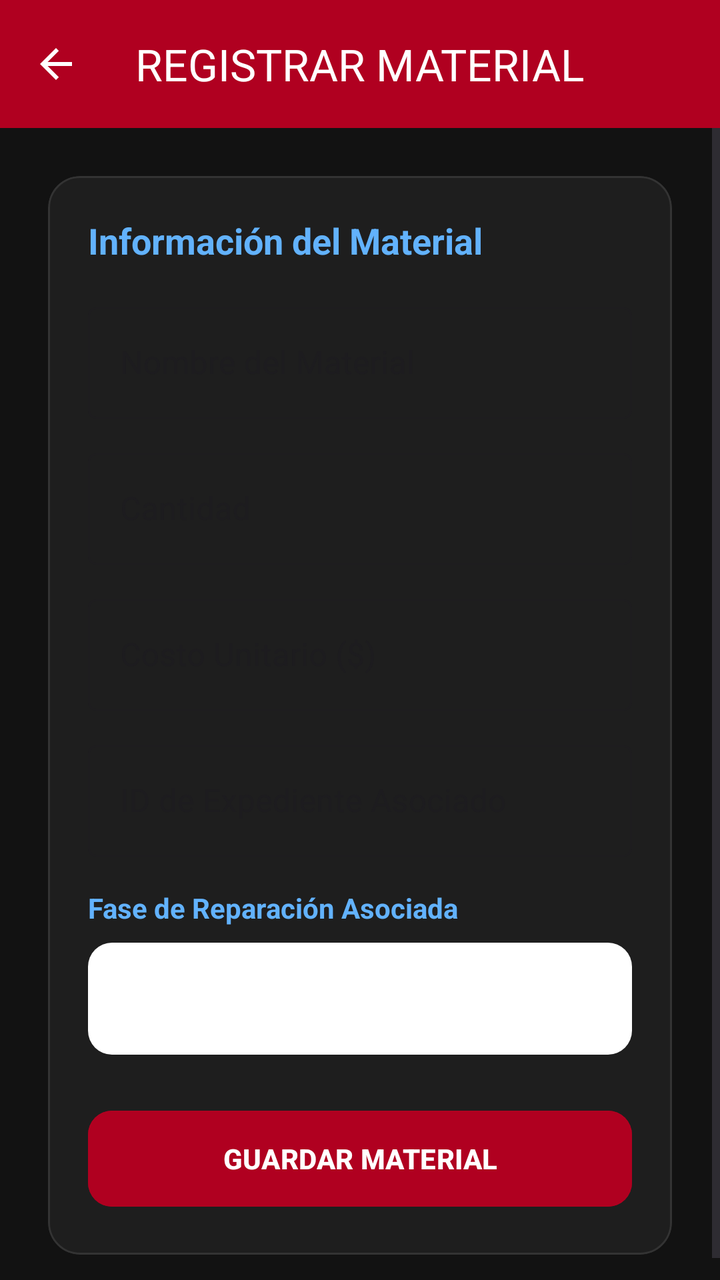
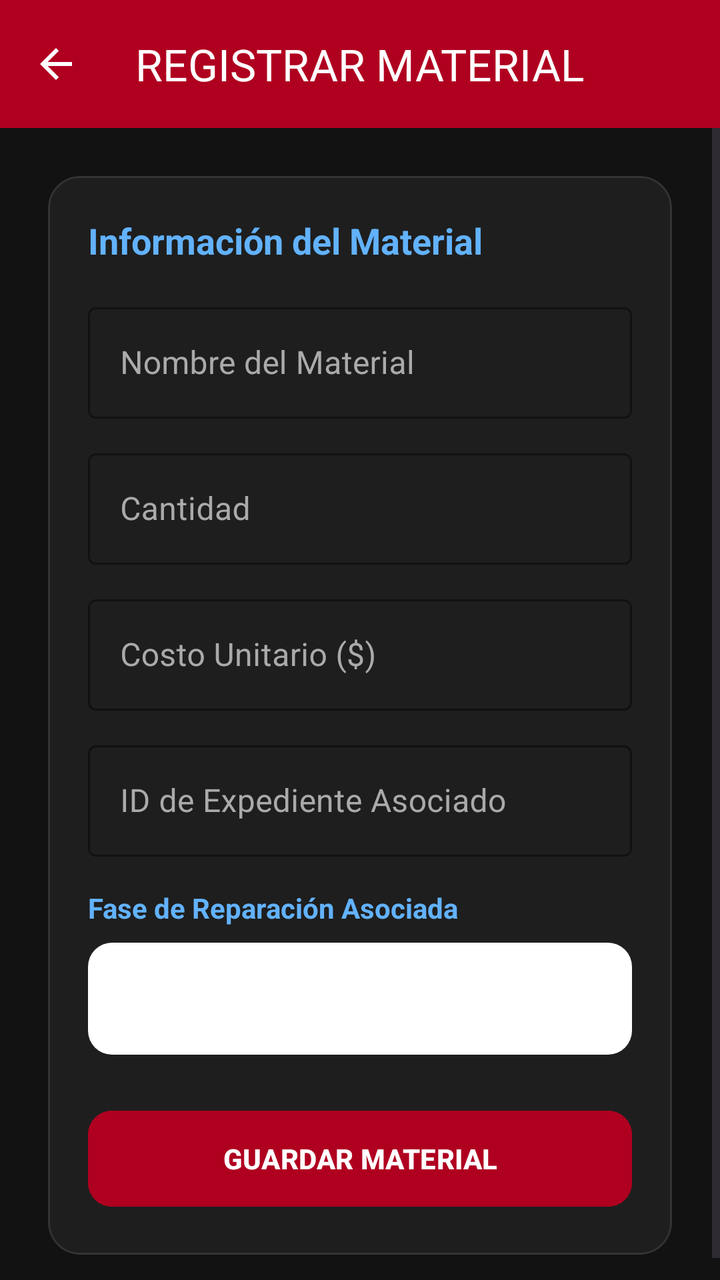

The first picture is an Android layout as it rendered before a commit; the second is the same layout after the commit. The layout source and the unified diff follow.
<!-- AndroidManifest.xml: application theme Theme.Autotechs -->
<!-- res/layout/activity_inventario_crud.xml -->
<?xml version="1.0" encoding="utf-8"?>
<androidx.constraintlayout.widget.ConstraintLayout
    xmlns:android="http://schemas.android.com/apk/res/android"
    xmlns:app="http://schemas.android.com/apk/res-auto"
    android:layout_width="match_parent"
    android:layout_height="match_parent"
    android:background="#121212">

    <com.google.android.material.appbar.AppBarLayout
        android:id="@+id/appBarLayout"
        android:layout_width="match_parent"
        android:layout_height="wrap_content"
        app:layout_constraintTop_toTopOf="parent">

        <com.google.android.material.appbar.MaterialToolbar
            android:id="@+id/topAppBar"
            android:layout_width="match_parent"
            android:layout_height="?attr/actionBarSize"
            android:background="#B00020"
            app:navigationIcon="@drawable/ic_back"
            app:navigationIconTint="@android:color/white"
            app:title="REGISTRAR MATERIAL"
            app:titleCentered="true"
            app:titleTextColor="@android:color/white" />
    </com.google.android.material.appbar.AppBarLayout>

    <ScrollView
        android:layout_width="match_parent"
        android:layout_height="0dp"
        android:fillViewport="true"
        app:layout_constraintTop_toBottomOf="@id/appBarLayout"
        app:layout_constraintBottom_toBottomOf="parent">

        <LinearLayout
            android:layout_width="match_parent"
            android:layout_height="wrap_content"
            android:orientation="vertical"
            android:padding="24dp">

            <com.google.android.material.card.MaterialCardView
                android:layout_width="match_parent"
                android:layout_height="wrap_content"
                app:cardCornerRadius="16dp"
                app:cardBackgroundColor="#1E1E1E"
                app:strokeColor="#333333"
                app:strokeWidth="1dp">

                <LinearLayout
                    android:layout_width="match_parent"
                    android:layout_height="wrap_content"
                    android:orientation="vertical"
                    android:padding="20dp">

                    <TextView
                        android:layout_width="wrap_content"
                        android:layout_height="wrap_content"
                        android:text="Información del Material"
                        android:textColor="#62B2FD"
                        android:textSize="18sp"
                        android:textStyle="bold"
                        android:layout_marginBottom="16dp"/>

                    <com.google.android.material.textfield.TextInputLayout
                        android:layout_width="match_parent"
                        android:layout_height="wrap_content"
                        android:layout_marginBottom="12dp"
                        style="@style/Widget.MaterialComponents.TextInputLayout.OutlinedBox">
                        <com.google.android.material.textfield.TextInputEditText
                            android:id="@+id/etNombre"
                            android:layout_width="match_parent"
                            android:layout_height="wrap_content"
                            android:hint="Nombre del Material"
                            android:textColor="@android:color/white"/>
                    </com.google.android.material.textfield.TextInputLayout>

                    <com.google.android.material.textfield.TextInputLayout
                        android:layout_width="match_parent"
                        android:layout_height="wrap_content"
                        android:layout_marginBottom="12dp"
                        style="@style/Widget.MaterialComponents.TextInputLayout.OutlinedBox">
                        <com.google.android.material.textfield.TextInputEditText
                            android:id="@+id/etCantidad"
                            android:layout_width="match_parent"
                            android:layout_height="wrap_content"
                            android:hint="Cantidad"
                            android:inputType="number"
                            android:textColor="@android:color/white"/>
                    </com.google.android.material.textfield.TextInputLayout>

                    <com.google.android.material.textfield.TextInputLayout
                        android:layout_width="match_parent"
                        android:layout_height="wrap_content"
                        android:layout_marginBottom="12dp"
                        style="@style/Widget.MaterialComponents.TextInputLayout.OutlinedBox">
                        <com.google.android.material.textfield.TextInputEditText
                            android:id="@+id/etCostoUnitario"
                            android:layout_width="match_parent"
                            android:layout_height="wrap_content"
                            android:hint="Costo Unitario ($)"
                            android:inputType="numberDecimal"
                            android:textColor="@android:color/white"/>
                    </com.google.android.material.textfield.TextInputLayout>

                    <com.google.android.material.textfield.TextInputLayout
                        android:layout_width="match_parent"
                        android:layout_height="wrap_content"
                        android:layout_marginBottom="16dp"
                        style="@style/Widget.MaterialComponents.TextInputLayout.OutlinedBox">
                        <com.google.android.material.textfield.TextInputEditText
                            android:id="@+id/etExpedienteId"
                            android:layout_width="match_parent"
                            android:layout_height="wrap_content"
                            android:hint="ID de Expediente Asociado"
                            android:inputType="number"
                            android:textColor="@android:color/white"/>
                    </com.google.android.material.textfield.TextInputLayout>

                    <TextView
                        android:layout_width="wrap_content"
                        android:layout_height="wrap_content"
                        android:text="Fase de Reparación Asociada"
                        android:textColor="#62B2FD"
                        android:textStyle="bold"
                        android:layout_marginBottom="8dp"/>

                    <Spinner
                        android:id="@+id/spFases"
                        android:layout_width="match_parent"
                        android:layout_height="56dp"
                        android:layout_marginBottom="24dp"
                        android:background="@drawable/rounded_input_bg"
                        android:padding="8dp" />

                    <com.google.android.material.button.MaterialButton
                        android:id="@+id/btnGuardar"
                        android:layout_width="match_parent"
                        android:layout_height="56dp"
                        android:backgroundTint="#B00020"
                        android:text="GUARDAR MATERIAL"
                        android:textColor="@android:color/white"
                        android:textStyle="bold"
                        app:cornerRadius="12dp" />

                </LinearLayout>
            </com.google.android.material.card.MaterialCardView>
        </LinearLayout>
    </ScrollView>
</androidx.constraintlayout.widget.ConstraintLayout>
<!-- resources referenced by this layout -->
<resources>
  <!-- drawable ic_back (drawable) -->
  <vector xmlns:android="http://schemas.android.com/apk/res/android" android:autoMirrored="true" android:height="24dp" android:tint="#000000" android:viewportHeight="24" android:viewportWidth="24" android:width="24dp">
        
      <path android:fillColor="@android:color/white" android:pathData="M20,11H7.83l5.59,-5.59L12,4l-8,8 8,8 1.41,-1.41L7.83,13H20v-2z"/>
      
  </vector>
  <!-- drawable rounded_input_bg (drawable) -->
  <?xml version="1.0" encoding="utf-8"?>
  <shape xmlns:android="http://schemas.android.com/apk/res/android">
      <solid android:color="@android:color/white" />
      <corners android:radius="12dp" />
  </shape>
  <style name="Theme.Autotechs" parent="Base.Theme.Autotechs" />
  <style name="Base.Theme.Autotechs" parent="Theme.Material3.DayNight.NoActionBar">
          
          
      </style>
</resources>

<!-- the commit's change to res/layout/activity_inventario_crud.xml (unified diff, before → after) -->
@@ -64,7 +64,10 @@
                         android:layout_width="match_parent"
                         android:layout_height="wrap_content"
                         android:layout_marginBottom="12dp"
-                        style="@style/Widget.MaterialComponents.TextInputLayout.OutlinedBox">
+                        style="@style/Widget.MaterialComponents.TextInputLayout.OutlinedBox"
+                        android:textColorHint="#AAAAAA"
+                        app:hintTextColor="@android:color/white"
+                        app:boxStrokeColor="#62B2FD">
                         <com.google.android.material.textfield.TextInputEditText
                             android:id="@+id/etNombre"
                             android:layout_width="match_parent"
@@ -77,7 +80,10 @@
                         android:layout_width="match_parent"
                         android:layout_height="wrap_content"
                         android:layout_marginBottom="12dp"
-                        style="@style/Widget.MaterialComponents.TextInputLayout.OutlinedBox">
+                        style="@style/Widget.MaterialComponents.TextInputLayout.OutlinedBox"
+                        android:textColorHint="#AAAAAA"
+                        app:hintTextColor="@android:color/white"
+                        app:boxStrokeColor="#62B2FD">
                         <com.google.android.material.textfield.TextInputEditText
                             android:id="@+id/etCantidad"
                             android:layout_width="match_parent"
@@ -91,7 +97,10 @@
                         android:layout_width="match_parent"
                         android:layout_height="wrap_content"
                         android:layout_marginBottom="12dp"
-                        style="@style/Widget.MaterialComponents.TextInputLayout.OutlinedBox">
+                        style="@style/Widget.MaterialComponents.TextInputLayout.OutlinedBox"
+                        android:textColorHint="#AAAAAA"
+                        app:hintTextColor="@android:color/white"
+                        app:boxStrokeColor="#62B2FD">
                         <com.google.android.material.textfield.TextInputEditText
                             android:id="@+id/etCostoUnitario"
                             android:layout_width="match_parent"
@@ -105,7 +114,10 @@
                         android:layout_width="match_parent"
                         android:layout_height="wrap_content"
                         android:layout_marginBottom="16dp"
-                        style="@style/Widget.MaterialComponents.TextInputLayout.OutlinedBox">
+                        style="@style/Widget.MaterialComponents.TextInputLayout.OutlinedBox"
+                        android:textColorHint="#AAAAAA"
+                        app:hintTextColor="@android:color/white"
+                        app:boxStrokeColor="#62B2FD">
                         <com.google.android.material.textfield.TextInputEditText
                             android:id="@+id/etExpedienteId"
                             android:layout_width="match_parent"
